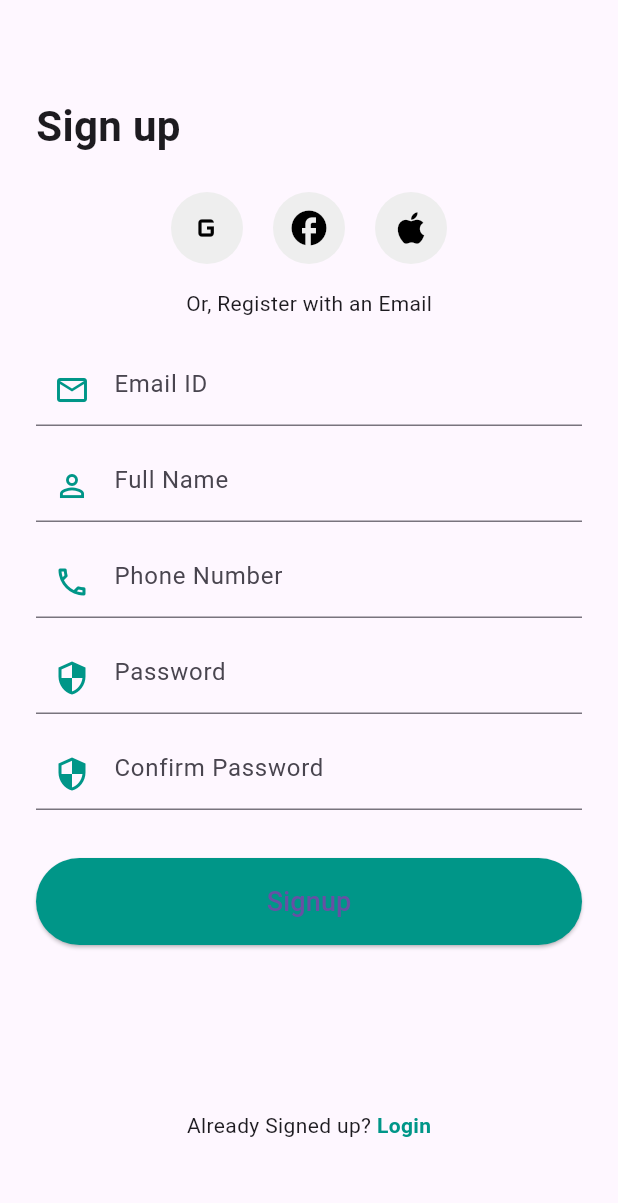
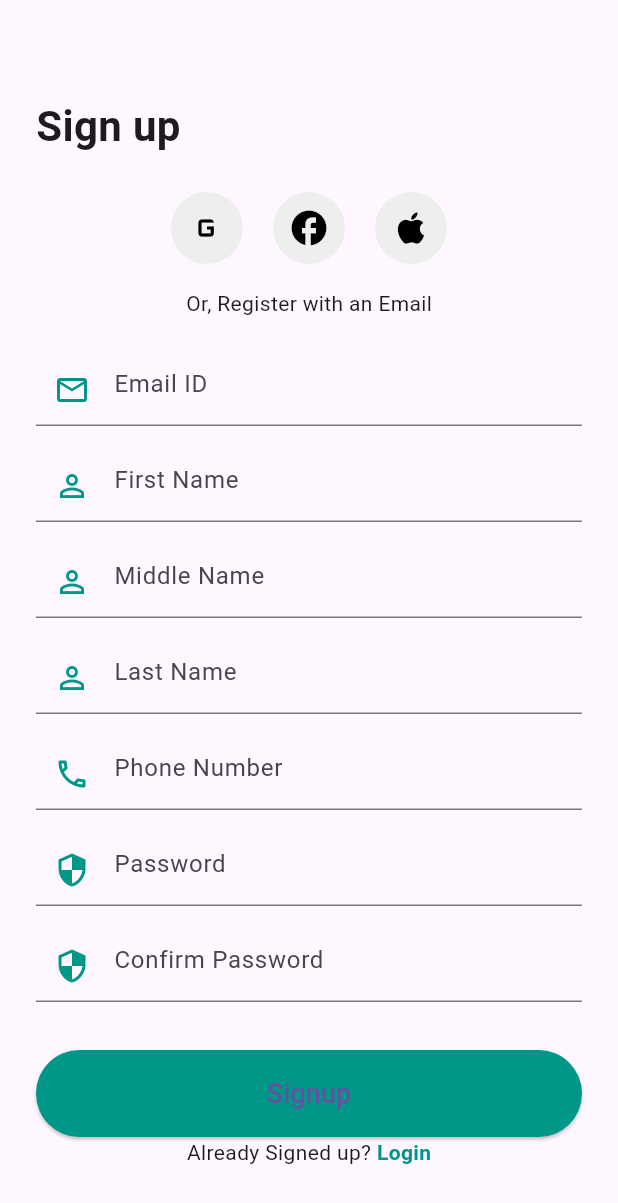
Before and after one commit to Edward1326/Health_Share, a Flutter app: the RegisterScreen screen opened directly, on a phone screen of 412 x 824 dp. Shown: the top 1203 px of the screen. Run offline on Flutter 3.47's test engine with Material 3 defaults, Android fonts, the phone set to English and light mode, and no system bars; our stand-ins replace supabase_flutter; accounts and stored records are empty; statements that could not run were skipped.

Commit message:
Update register.dart

```diff
--- a/lib/screens/login/register.dart
+++ b/lib/screens/login/register.dart
@@ -9,23 +9,33 @@ class RegisterScreen extends StatefulWidget {
   State<RegisterScreen> createState() => _RegisterScreenState();
 }
 
+bool _isLoading = false;
+
 class _RegisterScreenState extends State<RegisterScreen> {
   final authService = AuthService();
 
   final _emailController = TextEditingController();
-  final _nameController = TextEditingController();
+  final _firstNameController = TextEditingController();
+  final _middleNameController = TextEditingController();
+  final _lastNameController = TextEditingController();
   final _phoneController = TextEditingController();
   final _passwordController = TextEditingController();
   final _confirmPasswordController = TextEditingController();
 
   void register() async {
+    if (_isLoading) return;
+    setState(() => _isLoading = true);
+
     final email = _emailController.text.trim();
-    final name = _nameController.text.trim();
+    final firstName = _firstNameController.text.trim();
+    final middleName = _middleNameController.text.trim();
+    final lastName = _lastNameController.text.trim();
     final phone = _phoneController.text.trim();
     final password = _passwordController.text.trim();
     final confirmPassword = _confirmPasswordController.text.trim();
 
     if (password != confirmPassword) {
+      setState(() => _isLoading = false);
       ScaffoldMessenger.of(
         context,
       ).showSnackBar(const SnackBar(content: Text('Passwords do not match')));
@@ -33,11 +43,37 @@ class _RegisterScreenState extends State<RegisterScreen> {
     }
 
     try {
-      await authService.signUpWithEmailPassword(email, password);
-      ScaffoldMessenger.of(
-        context,
-      ).showSnackBar(const SnackBar(content: Text('Registration successful!')));
+      showDialog(
+        context: context,
+        barrierDismissible: false,
+        builder: (context) => const Center(child: CircularProgressIndicator()),
+      );
+
+      final response = await authService.signUpWithEmailPassword(
+        email,
+        password,
+        firstName,
+        middleName,
+        lastName,
+        phone,
+      );
+
+      Navigator.pop(context);
+      setState(() => _isLoading = false);
+
+      if (response.user != null) {
+        ScaffoldMessenger.of(context).showSnackBar(
+          const SnackBar(content: Text('Registration successful!')),
+        );
+        Navigator.pushReplacement(
+          context,
+          MaterialPageRoute(builder: (context) => const LoginScreen()),
+        );
+      }
     } catch (e) {
+      Navigator.popUntil(context, (route) => route.isFirst);
+      setState(() => _isLoading = false);
+
       ScaffoldMessenger.of(
         context,
       ).showSnackBar(SnackBar(content: Text('Error: $e')));
@@ -70,7 +106,6 @@ class _RegisterScreenState extends State<RegisterScreen> {
               ],
             ),
             const SizedBox(height: 16),
-
             const Center(child: Text('Or, Register with an Email')),
             const SizedBox(height: 24),
 
@@ -85,12 +120,34 @@ class _RegisterScreenState extends State<RegisterScreen> {
             ),
             const SizedBox(height: 16),
 
-            // Full Name
+            // First Name
             TextField(
-              controller: _nameController,
+              controller: _firstNameController,
               decoration: const InputDecoration(
                 prefixIcon: Icon(Icons.person_outline, color: Colors.teal),
-                hintText: 'Full Name',
+                hintText: 'First Name',
+                border: UnderlineInputBorder(),
+              ),
+            ),
+            const SizedBox(height: 16),
+
+            // Middle Name
+            TextField(
+              controller: _middleNameController,
+              decoration: const InputDecoration(
+                prefixIcon: Icon(Icons.person_outline, color: Colors.teal),
+                hintText: 'Middle Name',
+                border: UnderlineInputBorder(),
+              ),
+            ),
+            const SizedBox(height: 16),
+
+            // Last Name
+            TextField(
+              controller: _lastNameController,
+              decoration: const InputDecoration(
+                prefixIcon: Icon(Icons.person_outline, color: Colors.teal),
+                hintText: 'Last Name',
                 border: UnderlineInputBorder(),
               ),
             ),
@@ -134,7 +191,7 @@ class _RegisterScreenState extends State<RegisterScreen> {
 
             // Signup Button
             ElevatedButton(
-              onPressed: register,
+              onPressed: _isLoading ? null : register,
               style: ElevatedButton.styleFrom(
                 backgroundColor: Colors.teal,
                 shape: RoundedRectangleBorder(
```
